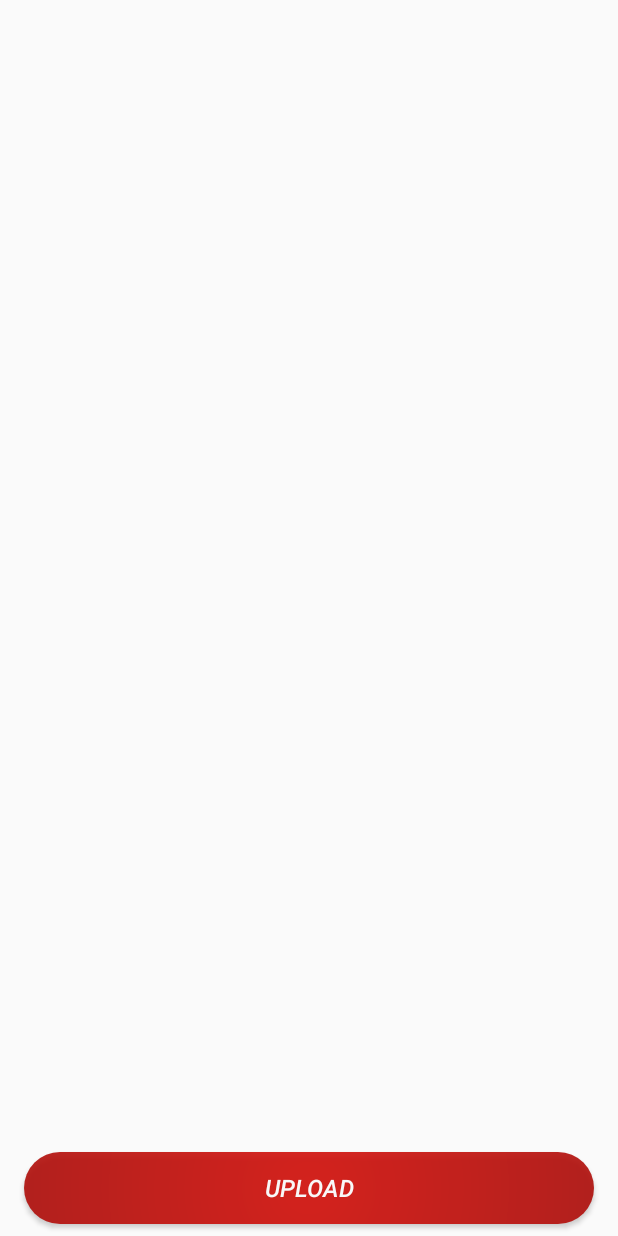
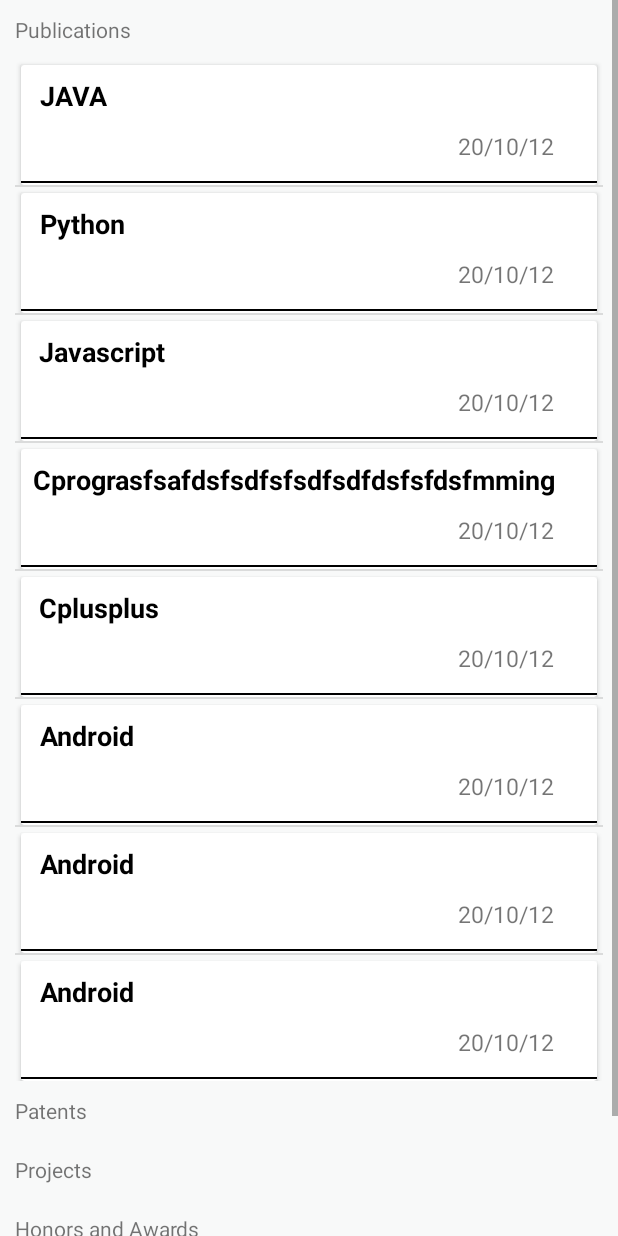
Before and after one commit to rishab247/Teachers-desk, an Android app: the fragment View_fragment shown on its own in the app's theme, on a phone screen of 412 x 824 dp. Run offline under Robolectric (Android 15) with nearby library versions, the phone set to English and light mode, and no system bars; Roboto replaces fonts that are not available here.

Commit message:
List View Added to accomplishment fragment.

```diff
--- a/app/src/main/java/com/cu/project/APIHelper/ApigetPaper.java
+++ b/app/src/main/java/com/cu/project/APIHelper/ApigetPaper.java
@@ -69,47 +69,47 @@ public class ApigetPaper extends AsyncTask<String , Void , List<Achievements>> {
             Log.e("Rcords " , honorarry +  " " + patentarry + " " + projectarry + " " + pubarry);
 
 
-            for(int i= 0;i < pubarry.length() ;i ++)
-            {
-                JSONArray jsonObject1 = pubarry.getJSONArray(i);
-                countpub++;
-
-                Log.e("1st" , jsonObject1.get(1).toString() + " " + jsonObject1.get(2).toString());
-
-
-                listitems.add(new Achievements(jsonObject1.get(1).toString().trim() , jsonObject1.get(2).toString().trim(), "PUBLICATION"));
-
-            }
-
-            for(int i= 0;i < patentarry.length() ;i ++)
-            {
-                JSONArray jsonObject1 = pubarry.getJSONArray(i);
-                countpatent++;
-
-
-                listitems.add(new Achievements(jsonObject1.get(1).toString().trim() , jsonObject1.get(2).toString().trim(), "PATENT"));
-
-            }
-
-
-            for(int i= 0;i < projectarry.length() ;i ++)
-            {
-                JSONArray jsonObject1 = pubarry.getJSONArray(i);
-
-                countproject++;
-                listitems.add(new Achievements(jsonObject1.get(1).toString().trim() , jsonObject1.get(2).toString().trim() , "PROJECT"));
-
-            }
-
-
-            for(int i= 0;i < honorarry.length() ;i ++)
-            {
-                JSONArray jsonObject1 = pubarry.getJSONArray(i);
-                counthonor++;
-
-                listitems.add(new Achievements(jsonObject1.get(1).toString().trim() , jsonObject1.get(2).toString().trim(), "HONOR AND AWARD"));
-
-            }
+//            for(int i= 0;i < pubarry.length() ;i ++)
+//            {
+//                JSONArray jsonObject1 = pubarry.getJSONArray(i);
+//                countpub++;
+//
+//                Log.e("1st" , jsonObject1.get(1).toString() + " " + jsonObject1.get(2).toString());
+//
+//
+//                listitems.add(new Achievements(jsonObject1.get(1).toString().trim() , jsonObject1.get(2).toString().trim(), "PUBLICATION"));
+//
+//            }
+//
+//            for(int i= 0;i < patentarry.length() ;i ++)
+//            {
+//                JSONArray jsonObject1 = pubarry.getJSONArray(i);
+//                countpatent++;
+//
+//
+//                listitems.add(new Achievements(jsonObject1.get(1).toString().trim() , jsonObject1.get(2).toString().trim(), "PATENT"));
+//
+//            }
+//
+//
+//            for(int i= 0;i < projectarry.length() ;i ++)
+//            {
+//                JSONArray jsonObject1 = pubarry.getJSONArray(i);
+//
+//                countproject++;
+//                listitems.add(new Achievements(jsonObject1.get(1).toString().trim() , jsonObject1.get(2).toString().trim() , "PROJECT"));
+//
+//            }
+//
+//
+//            for(int i= 0;i < honorarry.length() ;i ++)
+//            {
+//                JSONArray jsonObject1 = pubarry.getJSONArray(i);
+//                counthonor++;
+//
+//                listitems.add(new Achievements(jsonObject1.get(1).toString().trim() , jsonObject1.get(2).toString().trim(), "HONOR AND AWARD"));
+//
+//            }
 
 
 
--- /dev/null
+++ b/app/src/main/java/com/cu/project/ui/Profiile/CustomAdapter.java
@@ -0,0 +1,87 @@
+package com.cu.project.ui.Profiile;
+
+import android.content.Context;
+import android.database.DataSetObserver;
+import android.view.LayoutInflater;
+import android.view.View;
+import android.view.ViewGroup;
+import android.widget.ImageView;
+import android.widget.ListAdapter;
+import android.widget.TextView;
+
+import com.cu.project.R;
+
+import java.util.ArrayList;
+
+class CustomAdapter implements ListAdapter {
+
+    ArrayList<SubjectData> arrayList;
+    Context context;
+
+    public CustomAdapter(Context context, ArrayList<SubjectData> arrayList) {
+        this.arrayList=arrayList;
+        this.context=context;
+    }
+    @Override
+    public boolean areAllItemsEnabled() {
+        return false;
+    }
+    @Override
+    public boolean isEnabled(int position) {
+        return true;
+    }
+    @Override
+    public void registerDataSetObserver(DataSetObserver observer) {
+    }
+    @Override
+    public void unregisterDataSetObserver(DataSetObserver observer) {
+    }
+    @Override
+    public int getCount() {
+        return arrayList.size();
+    }
+    @Override
+    public Object getItem(int position) {
+        return position;
+    }
+    @Override
+    public long getItemId(int position) {
+        return position;
+    }
+    @Override
+    public boolean hasStableIds() {
+        return false;
+    }
+    @Override
+    public View getView(int position, View convertView, ViewGroup parent) {
+
+        SubjectData subjectData=arrayList.get(position);
+        if(convertView==null) {
+            LayoutInflater layoutInflater = LayoutInflater.from(context);
+            convertView=layoutInflater.inflate(R.layout.row, null);
+            convertView.setOnClickListener(new View.OnClickListener() {
+                @Override
+                public void onClick(View v) {
+                }
+            });
+            TextView tittle=convertView.findViewById(R.id.maintextview_id);
+            TextView date = convertView.findViewById(R.id.datetextview_id);
+
+            tittle.setText(subjectData.title);
+            date.setText(subjectData.date);
+        }
+        return convertView;
+    }
+    @Override
+    public int getItemViewType(int position) {
+        return position;
+    }
+    @Override
+    public int getViewTypeCount() {
+        return arrayList.size();
+    }
+    @Override
+    public boolean isEmpty() {
+        return false;
+    }
+}
--- a/app/src/main/java/com/cu/project/ui/Profiile/RecyclerViewAdapter.java
+++ b/app/src/main/java/com/cu/project/ui/Profiile/RecyclerViewAdapter.java
@@ -73,7 +73,7 @@ public class RecyclerViewAdapter extends RecyclerView.Adapter<RecyclerViewAdapte
 
             main = itemView.findViewById(R.id.maintextview_id);
             date = itemView.findViewById(R.id.datetextview_id);
-            auth = itemView.findViewById(R.id.type_id);
+         //   auth = itemView.findViewById(R.id.type_id);
 
 
         }
--- /dev/null
+++ b/app/src/main/java/com/cu/project/ui/Profiile/SubjectData.java
@@ -0,0 +1,14 @@
+package com.cu.project.ui.Profiile;
+
+public class SubjectData {
+
+    String title;
+    String date;
+    int id;
+
+    public SubjectData(String title, String date, int id) {
+        this.title = title;
+        this.date = date;
+        this.id = id;
+    }
+}
--- a/app/src/main/java/com/cu/project/ui/Profiile/View_fragment.java
+++ b/app/src/main/java/com/cu/project/ui/Profiile/View_fragment.java
@@ -19,6 +19,8 @@ import android.view.LayoutInflater;
 import android.view.View;
 import android.view.ViewGroup;
 import android.widget.Button;
+import android.widget.ListAdapter;
+import android.widget.ListView;
 import android.widget.Toolbar;
 
 
@@ -42,6 +44,8 @@ public class View_fragment extends Fragment {
     loginActivity activity;
     View v;
 
+    ListView ls1 , ls2 ,ls3 , ls4;
+
 
 
     private RecyclerView recyclerView;
@@ -59,28 +63,63 @@ public class View_fragment extends Fragment {
 
         swipeRefreshLayout = v.findViewById(R.id.swipe);
 
+//        swipeRefreshLayout.setOnRefreshListener(new SwipeRefreshLayout.OnRefreshListener() {
+//            @Override
+//            public void onRefresh() {
+//
+//
+//
+//
+//                new Handler().postDelayed(new Runnable() {
+//                    @Override
+//                    public void run() {
+//
+//                        ApigetPaper apigetPaper = new ApigetPaper();
+//
+//                        try {
+//                            Log.e("TOKEN  GENE" , token);
+//                            lachievements = apigetPaper.execute(token).get();
+//
+//                            recyclerView = v.findViewById(R.id.recycler_view);
+//                            RecyclerViewAdapter recyclerViewAdapter = new RecyclerViewAdapter(getContext() , lachievements);
+//
+//                            recyclerView.setLayoutManager(new LinearLayoutManager(getActivity()));
+//                            recyclerView.setAdapter(recyclerViewAdapter);
+//
+//
+//                        } catch (ExecutionException e) {
+//                            e.printStackTrace();
+//                        } catch (InterruptedException e) {
+//                            e.printStackTrace();
+//                        }
+//
+//
+//                        swipeRefreshLayout.setRefreshing(false);
+//                    }
+//                }, 2000);
+//            }
+//        });
+
+
+        //ls1 = v.findViewById(R.id.pub_list);
+//        ls2 = v.findViewById(R.id.patent_list);
+//        ls3 = v.findViewById(R.id.project_list);
+//        ls4 = v.findViewById(R.id.honors_list);
+
+
         swipeRefreshLayout.setOnRefreshListener(new SwipeRefreshLayout.OnRefreshListener() {
             @Override
             public void onRefresh() {
 
-
-
-
                 new Handler().postDelayed(new Runnable() {
                     @Override
                     public void run() {
-
                         ApigetPaper apigetPaper = new ApigetPaper();
 
                         try {
-                            Log.e("TOKEN  GENE" , token);
                             lachievements = apigetPaper.execute(token).get();
 
-                            recyclerView = v.findViewById(R.id.recycler_view);
-                            RecyclerViewAdapter recyclerViewAdapter = new RecyclerViewAdapter(getContext() , lachievements);
 
-                            recyclerView.setLayoutManager(new LinearLayoutManager(getActivity()));
-                            recyclerView.setAdapter(recyclerViewAdapter);
 
 
                         } catch (ExecutionException e) {
@@ -93,8 +132,23 @@ public class View_fragment extends Fragment {
                         swipeRefreshLayout.setRefreshing(false);
                     }
                 }, 2000);
+
             }
         });
+
+        final ListView list = v.findViewById(R.id.listView1);
+        ArrayList<SubjectData> arrayList = new ArrayList<>();
+        arrayList.add(new SubjectData("JAVA", "20/10/12",1));
+        arrayList.add(new SubjectData("Python", "20/10/12", 2));
+        arrayList.add(new SubjectData("Javascript", "20/10/12", 3));
+        arrayList.add(new SubjectData("Cprograsfsafdsfsdfsfsdfsdfdsfsfdsfmming", "20/10/12", 4));
+        arrayList.add(new SubjectData("Cplusplus", "20/10/12", 5));
+        arrayList.add(new SubjectData("Android", "20/10/12", 6));
+        arrayList.add(new SubjectData("Android", "20/10/12", 7));
+        arrayList.add(new SubjectData("Android", "20/10/12", 8));
+
+        CustomAdapter customAdapter = new CustomAdapter(getContext(), arrayList);
+        list.setAdapter(customAdapter);
 
 
         upload_btn = v.findViewById(R.id.uploadbtn);
@@ -106,6 +160,7 @@ public class View_fragment extends Fragment {
             }
         });
 
+        ListUtils.setDynamicHeight(list);
 
 
 
@@ -119,6 +174,27 @@ public class View_fragment extends Fragment {
 
     }
 
+    public static class ListUtils {
+        public static void setDynamicHeight(ListView mListView) {
+            ListAdapter mListAdapter = mListView.getAdapter();
+            if (mListAdapter == null) {
+                // when adapter is null
+                return;
+            }
+            int height = 0;
+            int desiredWidth = View.MeasureSpec.makeMeasureSpec(mListView.getWidth(), View.MeasureSpec.UNSPECIFIED);
+            for (int i = 0; i < mListAdapter.getCount(); i++) {
+                View listItem = mListAdapter.getView(i, null, mListView);
+                listItem.measure(desiredWidth, View.MeasureSpec.UNSPECIFIED);
+                height += listItem.getMeasuredHeight();
+            }
+            ViewGroup.LayoutParams params = mListView.getLayoutParams();
+            params.height = height + (mListView.getDividerHeight() * (mListAdapter.getCount() - 1));
+            mListView.setLayoutParams(params);
+            mListView.requestLayout();
+        }
+    }
+
 
 
 }
--- a/app/src/main/res/layout/fragment_view_fragment.xml
+++ b/app/src/main/res/layout/fragment_view_fragment.xml
@@ -1,48 +1,112 @@
-<?xml version="1.0" encoding="utf-8"?>
-<RelativeLayout
+<androidx.constraintlayout.widget.ConstraintLayout
+    xmlns:app="http://schemas.android.com/apk/res-auto"
+    android:layout_height="match_parent"
+    android:layout_width="match_parent"
+    tools:context=".ProfileEdit"
     xmlns:android="http://schemas.android.com/apk/res/android"
     xmlns:tools="http://schemas.android.com/tools"
-    android:layout_width="match_parent"
-    android:layout_height="match_parent"
-    tools:context=".ui.Profiile.ProfileActivity">
+    android:background="#C3F8F9F9">
 
 
   <androidx.swiperefreshlayout.widget.SwipeRefreshLayout
       android:id="@+id/swipe"
       android:layout_width="wrap_content"
       android:layout_height="wrap_content"
-      android:layout_marginBottom="60dp">
+      android:layout_marginBottom="60dp"
+      app:layout_constraintStart_toStartOf="parent"
+      app:layout_constraintTop_toTopOf="parent"
+      app:layout_constraintEnd_toEndOf="parent">
 
-    <androidx.recyclerview.widget.RecyclerView
-        android:layout_width="match_parent"
-        android:layout_height="match_parent"
-        android:id="@+id/recycler_view"
-        android:layout_marginBottom="80dp"/>
+  <ScrollView
+      xmlns:android="http://schemas.android.com/apk/res/android"
+      android:layout_width="fill_parent"
+      android:layout_height="wrap_content"
+      android:fillViewport="true"
+      app:layout_constraintTop_toTopOf="parent"
+      app:layout_constraintStart_toStartOf="parent"
+      app:layout_constraintEnd_toEndOf="parent">
+
+  <LinearLayout
+      android:layout_width="match_parent"
+      android:layout_height="wrap_content"
+      android:orientation="vertical"
+      android:padding="10dip" >
 
 
-  </androidx.swiperefreshlayout.widget.SwipeRefreshLayout>
+    <TextView
+        android:layout_width="match_parent"
+        android:layout_height="wrap_content"
+        android:gravity="center_vertical"
+        android:text="Publications" />
 
+    <ListView
+        android:id="@+id/listView1"
+        android:layout_width="match_parent"
+        android:layout_height="wrap_content"
+        android:layout_marginTop="10dip">
+    </ListView>
+
+    <TextView
+        android:layout_width="match_parent"
+        android:layout_height="wrap_content"
+        android:layout_marginTop="10dip"
+        android:gravity="center_vertical"
+        android:text="Patents" />
+
+    <ListView
+        android:id="@+id/listView2"
+        android:layout_width="match_parent"
+        android:layout_height="wrap_content"
+        android:layout_marginTop="10dip"
+        android:background="#4A9C67" >
+    </ListView>
+
+    <TextView
+        android:layout_width="match_parent"
+        android:layout_height="wrap_content"
+        android:layout_marginTop="10dip"
+        android:gravity="center_vertical"
+        android:text="Projects" />
+
+    <ListView
+        android:id="@+id/listView3"
+        android:layout_width="match_parent"
+        android:layout_height="wrap_content"
+        android:layout_marginTop="10dip"
+        android:background="#4A9C67" >
+    </ListView>
+
+    <TextView
+        android:layout_width="match_parent"
+        android:layout_height="wrap_content"
+        android:layout_marginTop="10dip"
+        android:gravity="center_vertical"
+        android:text="Honors and Awards" />
+
+    <ListView
+        android:id="@+id/listView4"
+        android:layout_width="match_parent"
+        android:layout_height="wrap_content"
+        android:layout_marginTop="10dip"
+        android:background="#4A9C67" >
+    </ListView>
 
     <Button
         android:id="@+id/uploadbtn"
         android:layout_width="match_parent"
-        android:layout_height="wrap_content"
-        android:layout_alignParentBottom="true"
-        android:layout_alignParentRight="true"
-        android:layout_marginLeft="16dp"
-        android:layout_marginRight="16dp"
+        android:layout_height="match_parent"
+        android:background="@drawable/button"
         android:text="Upload"
         android:textColor="#fff"
-        android:textSize="16sp"
-        android:background="@drawable/roundbtn"
-        android:layout_marginBottom="8dp"
-        android:textStyle="italic"
-        android:alpha=".89"/>
+        android:layout_marginTop="16dp"/>
+
+
+
+  </LinearLayout>
+  </ScrollView>
+  </androidx.swiperefreshlayout.widget.SwipeRefreshLayout>
 
 
 
 
-
-
-
-</RelativeLayout>
+</androidx.constraintlayout.widget.ConstraintLayout>
--- a/app/src/main/res/layout/row.xml
+++ b/app/src/main/res/layout/row.xml
@@ -1,12 +1,22 @@
 <?xml version="1.0" encoding="utf-8"?>
-<androidx.cardview.widget.CardView
+<androidx.constraintlayout.widget.ConstraintLayout
     xmlns:android="http://schemas.android.com/apk/res/android"
     xmlns:app="http://schemas.android.com/apk/res-auto"
     xmlns:tools="http://schemas.android.com/tools"
     android:orientation="horizontal"
-    android:padding="16dp"
     android:layout_width="match_parent"
-    android:layout_height="80dp">
+    android:layout_height="match_parent">
+
+
+    <androidx.cardview.widget.CardView
+        android:layout_width="match_parent"
+        android:layout_height="80dp"
+        android:layout_marginStart="4dp"
+        android:layout_marginTop="4dp"
+        android:layout_marginEnd="4dp"
+        app:layout_constraintEnd_toEndOf="parent"
+        app:layout_constraintStart_toStartOf="parent"
+        app:layout_constraintTop_toTopOf="parent">
 
 
         <androidx.constraintlayout.widget.ConstraintLayout
@@ -26,7 +36,7 @@
                 android:layout_marginBottom="8dp"
                 android:text="Main Title"
                 android:textColor="#000"
-                android:textSize="25sp"
+                android:textSize="18sp"
                 android:textStyle="bold"
                 app:layout_constraintBottom_toBottomOf="parent"
                 app:layout_constraintEnd_toEndOf="parent"
@@ -35,22 +45,6 @@
                 app:layout_constraintTop_toTopOf="parent"
                 app:layout_constraintVertical_bias="0.0" />
 
-            <TextView
-                android:textColor="@color/colorPrimary"
-                android:id="@+id/type_id"
-                android:layout_width="wrap_content"
-                android:layout_height="wrap_content"
-                android:layout_marginStart="8dp"
-                android:layout_marginTop="8dp"
-                android:layout_marginEnd="8dp"
-                android:layout_marginBottom="8dp"
-                android:text="Patent"
-                android:textSize="20sp"
-                app:layout_constraintBottom_toTopOf="@+id/datetextview_id"
-                app:layout_constraintEnd_toEndOf="parent"
-                app:layout_constraintHorizontal_bias="1.0"
-                app:layout_constraintStart_toEndOf="@+id/maintextview_id"
-                app:layout_constraintTop_toTopOf="parent" />
 
             <TextView
                 android:id="@+id/datetextview_id"
@@ -71,16 +65,19 @@
 
             <View
                 style="@style/Divider"
+                android:layout_marginBottom="1dp"
+
                 app:layout_constraintBottom_toBottomOf="parent"
                 app:layout_constraintEnd_toEndOf="parent"
                 app:layout_constraintStart_toStartOf="parent"
-                app:layout_constraintTop_toBottomOf="@+id/maintextview_id"
+                app:layout_constraintTop_toBottomOf="@id/datetextview_id"
                 app:layout_constraintVertical_bias="1.0" />
 
 
         </androidx.constraintlayout.widget.ConstraintLayout>
 
+    </androidx.cardview.widget.CardView>
 
 
 
-</androidx.cardview.widget.CardView>
+</androidx.constraintlayout.widget.ConstraintLayout>
```
